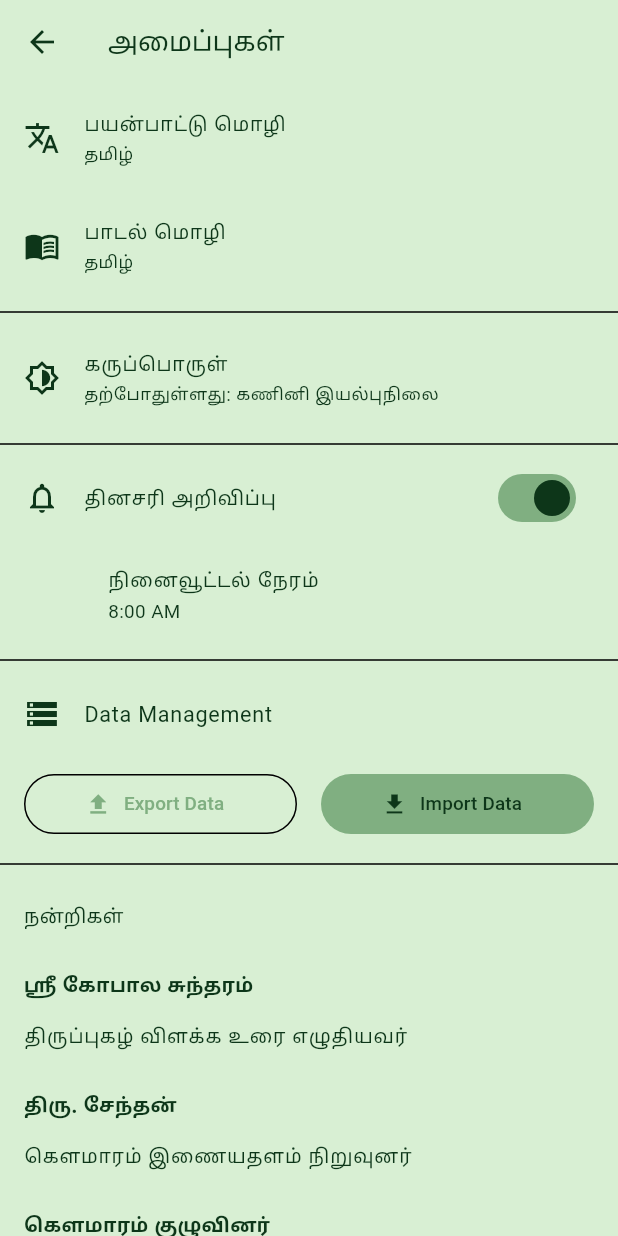
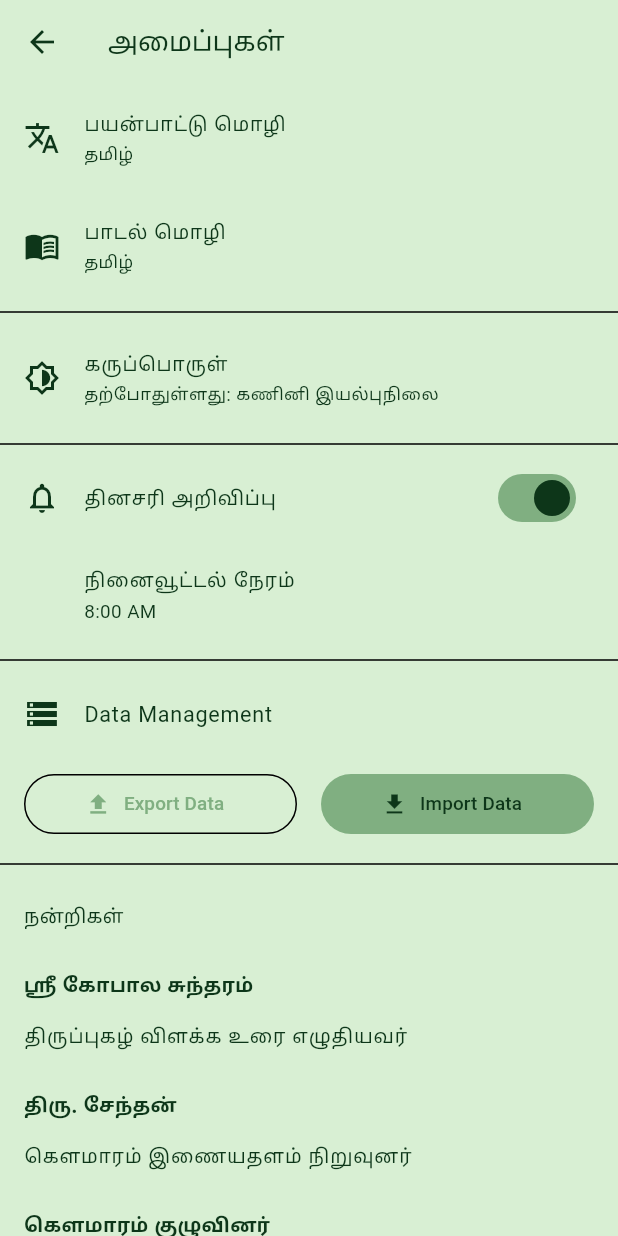
Before and after one commit to teamayilavan/thiruppugazh_app, a Flutter app: the SettingsScreen screen opened directly, after a tap on "தினசரி அறிவிப்பு", on a phone screen of 412 x 824 dp. Run offline on Flutter 3.47's test engine with Material 3 defaults, Android fonts, the phone set to English and light mode, and no system bars; our stand-ins replace app_links, file_picker, flutter_local_notifications, share_plus, shared_preferences, sqflite and 2 more; accounts and stored records are empty.

Commit message:
fix: left-align reminder time row with the rows above it
The row used a guessed fixed left padding (72px) to fake alignment
under the toggle's icon, which didn't quite match. Give it an
invisible leading icon the same size as the toggle's bell icon
instead, so ListTile's own layout math aligns it exactly, the same
way every other row in this list is aligned.

Co-Authored-By: Claude Sonnet 5 <noreply@anthropic.com>

```diff
--- a/lib/ui/screens/settings_screen.dart
+++ b/lib/ui/screens/settings_screen.dart
@@ -71,7 +71,13 @@ class SettingsScreen extends StatelessWidget {
           ),
           if (reminderProvider.enabled)
             ListTile(
-              contentPadding: const EdgeInsets.only(left: 72, right: 16),
+              // An invisible leading icon the same size as the toggle's
+              // bell icon above, so this row's title lines up with it
+              // exactly -- more reliable than guessing a fixed indent.
+              leading: const Opacity(
+                opacity: 0,
+                child: Icon(Icons.notifications_outlined),
+              ),
               title: Text(l10n.reminderTimeLabel),
               subtitle: Text(reminderProvider.reminderTime.format(context)),
               onTap: () => _pickReminderTime(context, reminderProvider),
```
